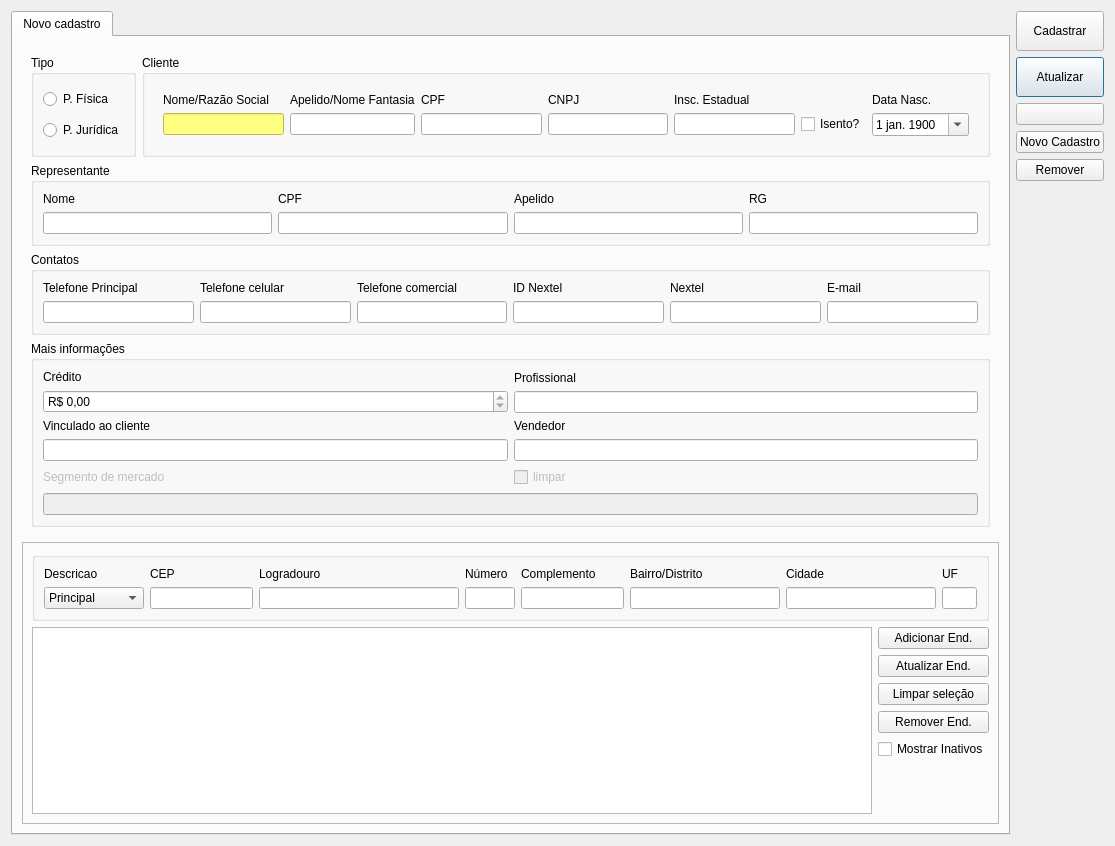
First picture: the form in ui/cadastrocliente.ui, repository darktorres/ERP-STACCATO, before the edit.
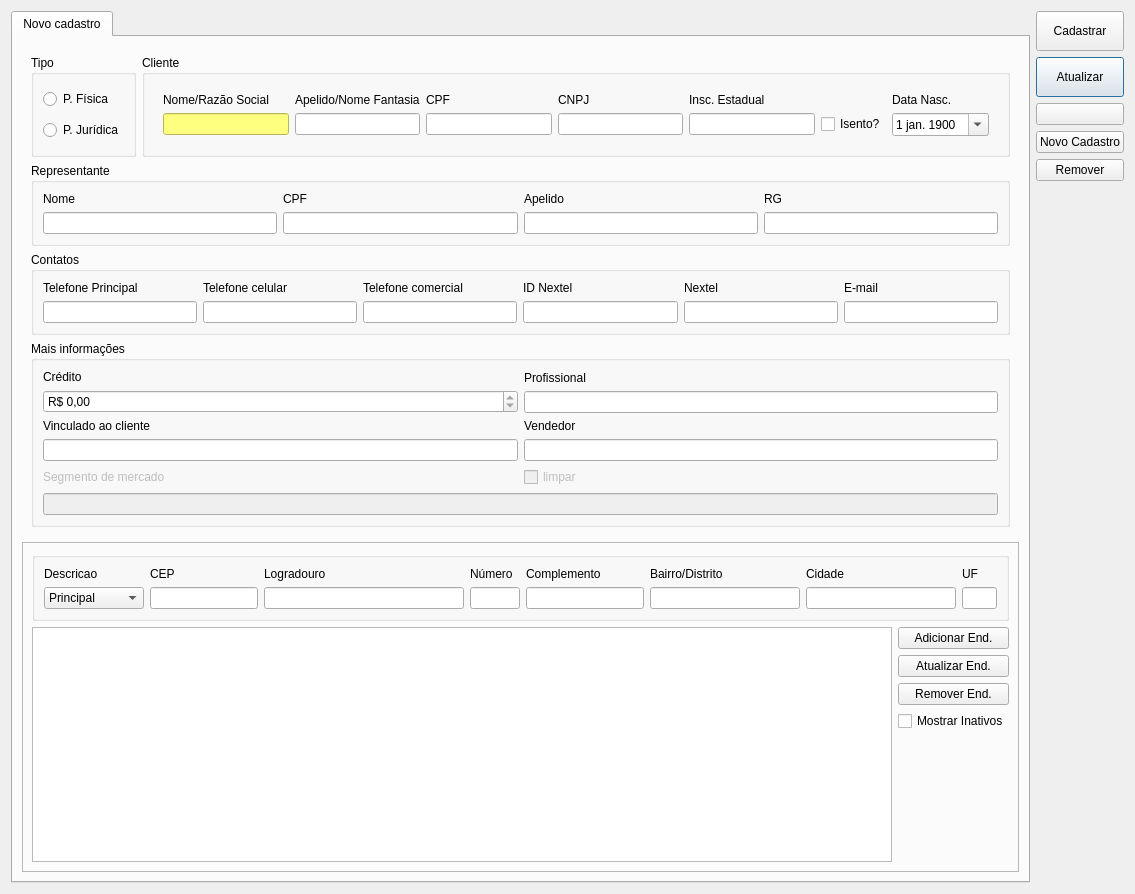
Second picture: the form after the edit. Icons and pictures are not drawn. Custom widgets are drawn as their Qt base class.

Patch:
```diff
--- a/ui/cadastrocliente.ui
+++ b/ui/cadastrocliente.ui
@@ -9,8 +9,8 @@
    <rect>
     <x>0</x>
     <y>0</y>
-    <width>1115</width>
-    <height>846</height>
+    <width>1135</width>
+    <height>894</height>
    </rect>
   </property>
   <property name="windowTitle">
@@ -953,13 +953,6 @@
               </property>
              </widget>
             </item>
-            <item>
-             <widget class="QPushButton" name="pushButtonEndLimpar">
-              <property name="text">
-               <string>Limpar seleção</string>
-              </property>
-             </widget>
-            </item>
             <item>
              <widget class="QPushButton" name="pushButtonRemoverEnd">
               <property name="text">
```
Left out of the diff: 19 changed lines with no effect on the pictures.
